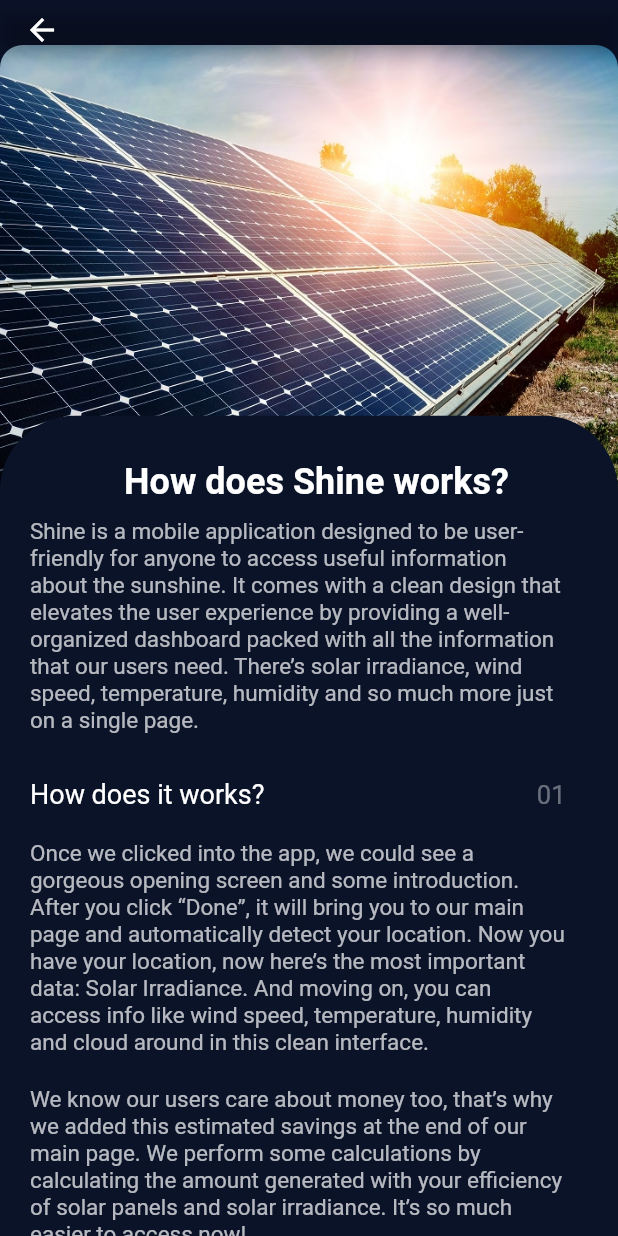
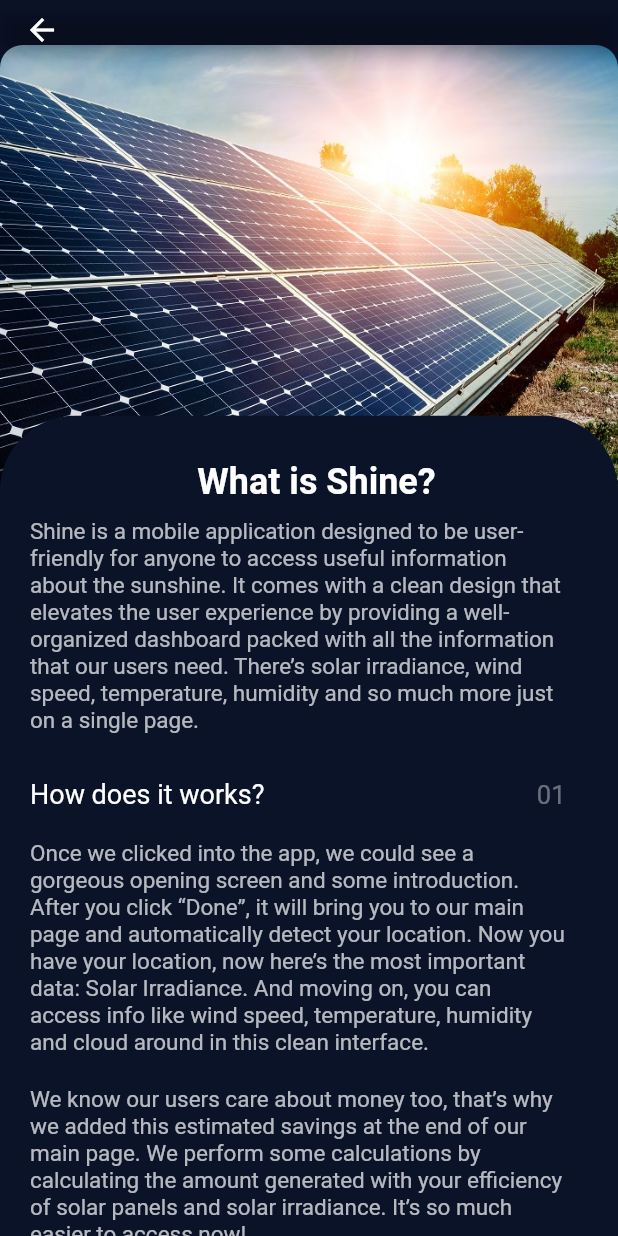
Before and after one commit to ChangeMakerGroupEdition/Sunshine, a Flutter app: the DetailsScreen screen opened directly, on a phone screen of 412 x 824 dp. Run offline on Flutter 3.47's test engine with Material 2 defaults, Android fonts, the phone set to English and light mode, and no system bars; our stand-ins replace fl_chart, geocoding, google_maps_flutter, introduction_screen, location.

Commit message:
change_position
jia you!!!

```diff
--- a/lib/frontend/detail_screen.dart
+++ b/lib/frontend/detail_screen.dart
@@ -61,7 +61,7 @@
                             children: [
                               const Padding(
                                 padding: EdgeInsets.only(left: 20),
-                                child: Text("How does Shine works?",
+                                child: Text("What is Shine?",
                                     style: TextStyle(
                                         fontSize: 24,
                                         color: Colors.white,
```
Also changed, not shown: lib/frontend/home_page.dart (+6 -5 lines), assets/images/cloud.png (added).
